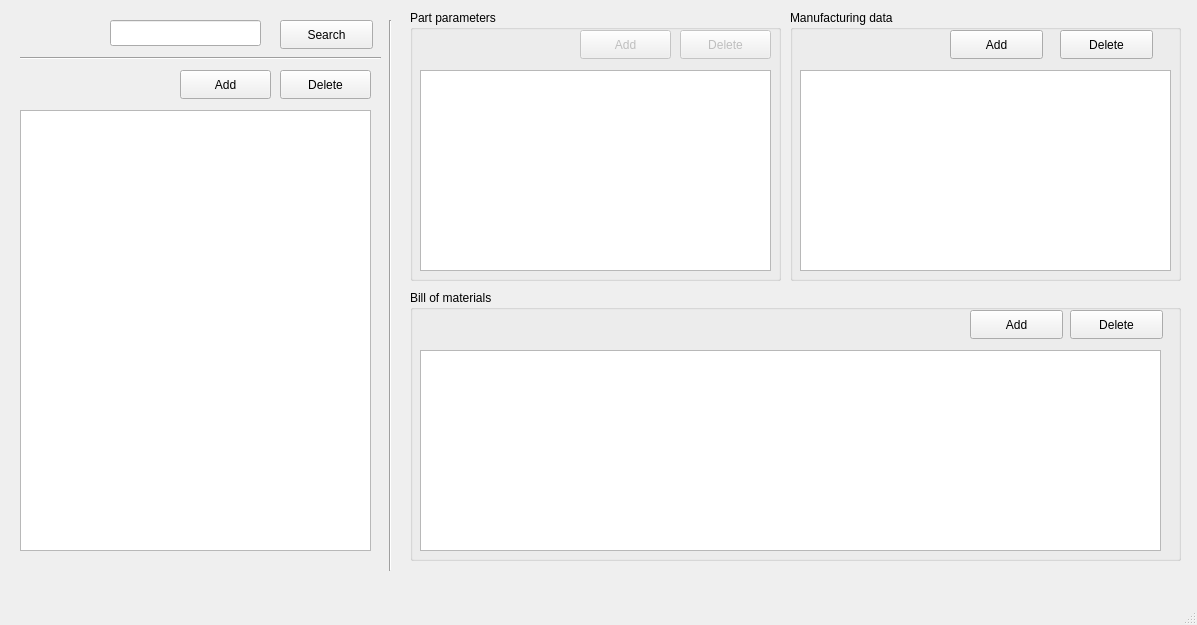
Before: the Qt Designer form Src/PDMLite/mainwindow.ui in am-a3/PDMLite, drawn with Qt 5.
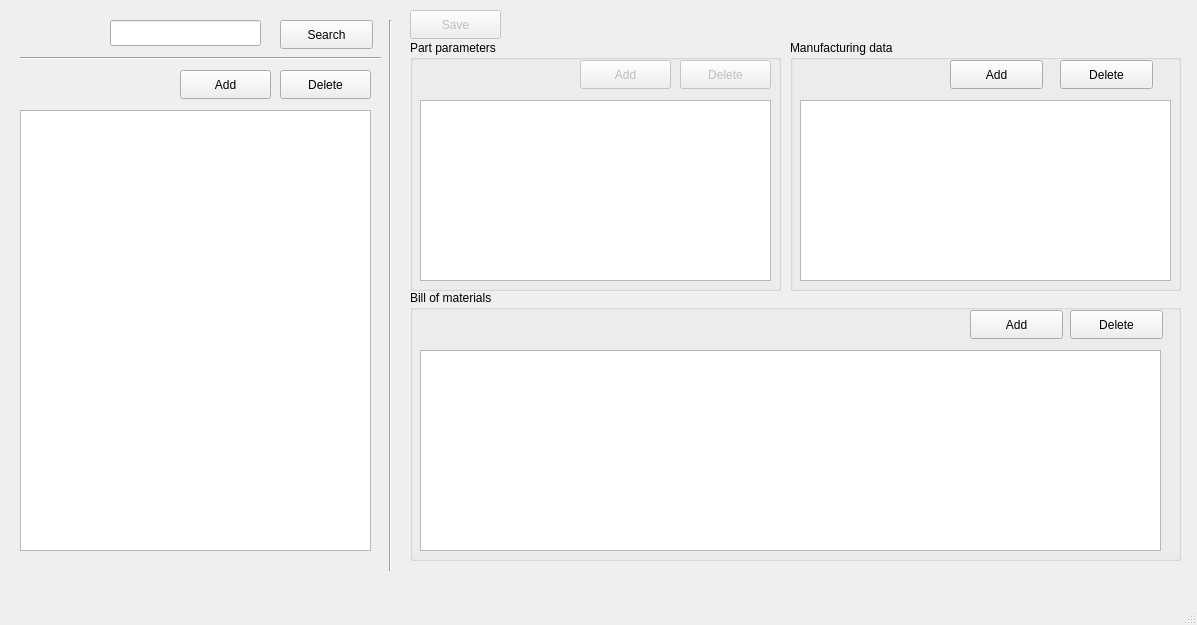
After: the same form once the commit is applied.

Diff of the .ui file:
```diff
--- a/Src/PDMLite/mainwindow.ui
+++ b/Src/PDMLite/mainwindow.ui
@@ -28,9 +28,9 @@
     <property name="geometry">
      <rect>
       <x>410</x>
-      <y>10</y>
+      <y>40</y>
       <width>371</width>
-      <height>271</height>
+      <height>251</height>
      </rect>
     </property>
     <property name="title">
@@ -42,7 +42,7 @@
        <x>10</x>
        <y>60</y>
        <width>351</width>
-       <height>201</height>
+       <height>181</height>
       </rect>
      </property>
     </widget>
@@ -99,9 +99,9 @@
     <property name="geometry">
      <rect>
       <x>790</x>
-      <y>10</y>
+      <y>40</y>
       <width>391</width>
-      <height>271</height>
+      <height>251</height>
      </rect>
     </property>
     <property name="title">
@@ -126,7 +126,7 @@
        <x>10</x>
        <y>60</y>
        <width>371</width>
-       <height>201</height>
+       <height>181</height>
       </rect>
      </property>
     </widget>
@@ -255,6 +255,22 @@
      <string>Delete</string>
     </property>
    </widget>
+   <widget class="QPushButton" name="savePartButton">
+    <property name="enabled">
+     <bool>false</bool>
+    </property>
+    <property name="geometry">
+     <rect>
+      <x>410</x>
+      <y>10</y>
+      <width>91</width>
+      <height>29</height>
+     </rect>
+    </property>
+    <property name="text">
+     <string>Save</string>
+    </property>
+   </widget>
   </widget>
   <widget class="QMenuBar" name="menubar">
    <property name="geometry">
```
Left out of the diff: 21 changed lines with no effect on the pictures.
